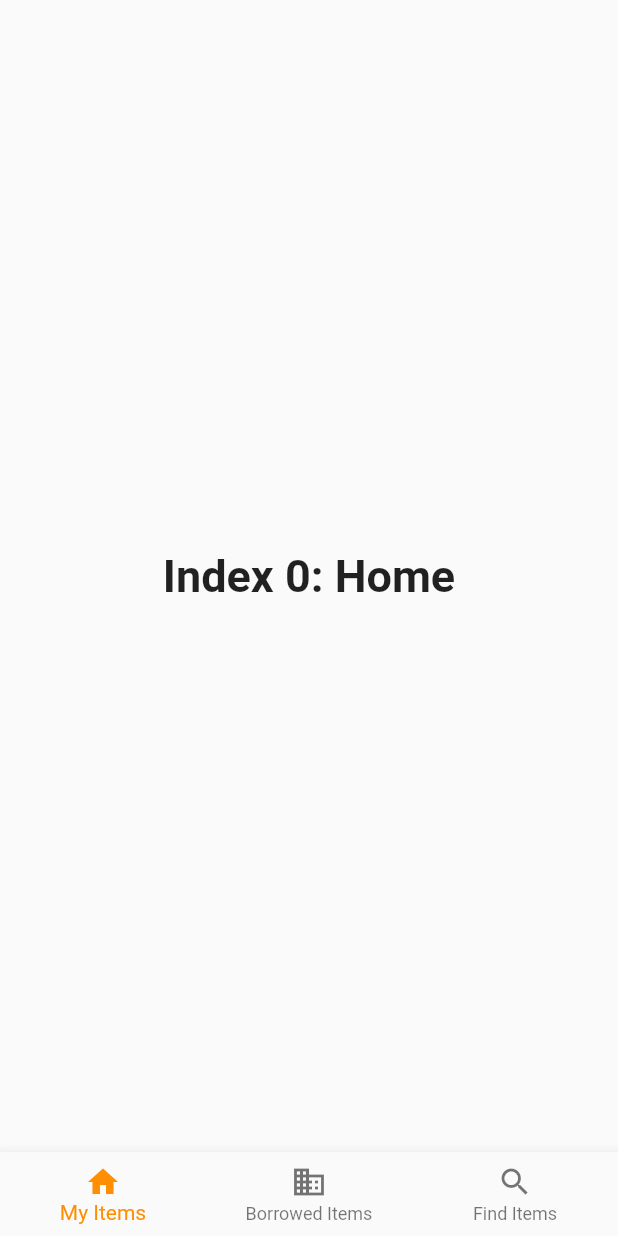
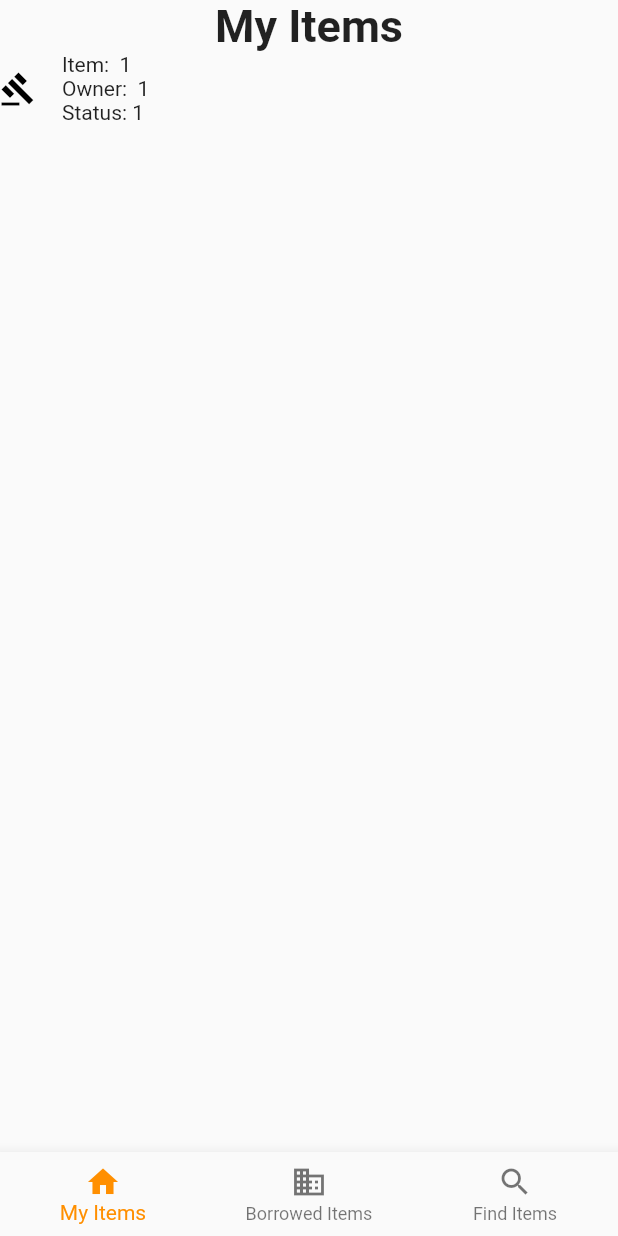
Before and after one commit to ZacSchepis/BorrowMii, a Flutter app: the Panel screen opened directly, on a phone screen of 412 x 824 dp. Run offline on Flutter 3.47's test engine with Material 2 defaults, Android fonts, the phone set to English and light mode, and no system bars; our stand-ins replace cloud_firestore, firebase_core; accounts and stored records are empty.

Commit message:
added display lists

```diff
--- a/lib/item.dart
+++ b/lib/item.dart
@@ -59,4 +59,6 @@ class Item {
       ],
     );
   }
+
+
 }
--- a/lib/main.dart
+++ b/lib/main.dart
@@ -33,15 +33,15 @@ class MyApp extends StatelessWidget {
   @override
   Widget build(BuildContext context) {
     // FirebaseFirestore db = FirebaseFirestore.instance;
-    Item item = Item("Hammer", "Bill", "in stock");
+    //Item item = Item("Hammer", "Bill", "in stock");
     // Person user2 = Person(name: "Jenny Robins", dob: "03-10-1999");
     // user2.addItem(item);
     // user2.setUserName("jenrob");
     // user2.setPassword("147");
     // // user1.toFirestore();
     // db.collection("users").doc(user2.uname).set(user2.toFirestore());
-    Widget titleSection = item.build(context);
-    Widget panelSection = const Panel();
+    //Widget titleSection = item.build(context);
+    Widget panelSection = Panel();
     return MaterialApp(
       title: 'First UI',
       theme: ThemeData(
@@ -80,7 +80,7 @@ class MyApp extends StatelessWidget {
         ),
         body: Column(
           children: [
-            titleSection,
+            //titleSection,
             Expanded(child: panelSection),
           ],
         ),
--- a/lib/modelViewController.dart
+++ b/lib/modelViewController.dart
@@ -10,7 +10,7 @@ class ModelViewController {
  //constructor
   ModelViewController._internal() {
     // initialization logic
-    print("test mvc");
+    //print("test mvc");
   }
 
   // rest of class as normal, for example:
@@ -18,7 +18,25 @@ class ModelViewController {
   void writeFile() {}
   //returns all items owned by user
   List<Item> searchMyItems(String search){
-    //replace with function in person class
+    //search current list of persons items
+    List<Item> L1;
+    L1=[Item("1","1","1")];
+    return  L1;
+  }
+  List<Item> getMyItems(){
+    //return list of persons items
+    List<Item> L1;
+    L1=[Item("1","1","1")];
+    return  L1;
+  }
+  List<Item> getBorrowedItems(){
+    //return list of items currently borrowed
+    List<Item> L1;
+    L1=[Item("1","1","1")];
+    return  L1;
+  }
+  List<Item> searchOtherItems(){
+    //return list of searched items other people own
     List<Item> L1;
     L1=[Item("1","1","1")];
     return  L1;
--- a/lib/panel.dart
+++ b/lib/panel.dart
@@ -1,8 +1,11 @@
 import 'package:flutter/material.dart';
+import 'package:team_d_project/modelViewController.dart';
+import 'modelViewController.dart';
+import 'item.dart';
+
 //panels for tabbed info on main screen
 class Panel extends StatefulWidget {
-  const Panel({super.key});
-
+  Panel({super.key});
   @override
   State<Panel> createState() => _PanelState();
 }
@@ -11,32 +14,60 @@ class _PanelState extends State<Panel> {
   int _selectedIndex = 0;
   static const TextStyle optionStyle =
   TextStyle(fontSize: 30, fontWeight: FontWeight.bold);
-  static const List<Widget> _widgetOptions = <Widget>[
-    Text(
-      'Index 0: Home',
-      style: optionStyle,
-    ),
-    Text(
-      'Index 1: Business',
-      style: optionStyle,
-    ),
-    Text(
-      'Index 2: School',
-      style: optionStyle,
-    ),
-  ];
+  Widget _myWid =  Text('My Items',style: optionStyle,);
+  Widget _borWid = Text('Borrowed Items',style: optionStyle,);
+  Widget _searchWid = Text('Search Items',style: optionStyle,);
+  List<Widget> _myItems = [];
+  List<Widget> _borrowedItems = [];
+  List<Widget> _searchItems = [];
+  ModelViewController mvc = ModelViewController();
+
+
+  List<Widget> getWidgetOptions(){
+    return <Widget>[
+      Column(
+        children: _myItems,
+      ),
+      Column(
+        children: _borrowedItems,
+      ),
+      Column(
+        children: _searchItems,
+      ),
+
+    ];
+  }
 
   void _onItemTapped(int index) {
     setState(() {
       _selectedIndex = index;
     });
+    updateLists();
   }
-
+  void updateLists(){
+    _myItems.clear();
+    _borrowedItems.clear();
+    _searchItems.clear();
+    List<Item> tempMy = mvc.getMyItems();
+    List<Item> tempBor = mvc.getBorrowedItems();
+    for (Item i in tempMy) {
+      _myItems.add(_myWid);
+      _myItems.add(i.build(context));
+    }
+    for (Item i in tempBor) {
+      _borrowedItems.add(_borWid);
+      _borrowedItems.add(i.build(context));
+    }
+    _searchItems.add(_searchWid);
+  }
   @override
   Widget build(BuildContext context) {
+    updateLists();
     return Scaffold(
-      body: Center(
-        child: _widgetOptions.elementAt(_selectedIndex),
+      body: Column(
+        children:[
+          getWidgetOptions().elementAt(_selectedIndex),
+        ]
       ),
       bottomNavigationBar: BottomNavigationBar(
         items: const <BottomNavigationBarItem>[
```
